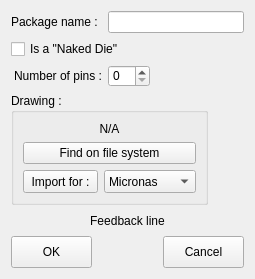
Above: src/ATE_spyder/ate_spyder/widgets/actions_on/package/NewPackageWizard.ui from Semi-ATE/Semi-ATE before the change. Below: the same form after it.
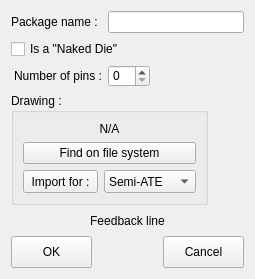
That is the form after the change.

Patch:
```diff
--- a/src/ATE_spyder/ate_spyder/widgets/actions_on/package/NewPackageWizard.ui
+++ b/src/ATE_spyder/ate_spyder/widgets/actions_on/package/NewPackageWizard.ui
@@ -230,7 +230,7 @@
                 </property>
                 <item>
                  <property name="text">
-                  <string>Micronas</string>
+                  <string>Semi-ATE</string>
                  </property>
                 </item>
                 <item>
```
